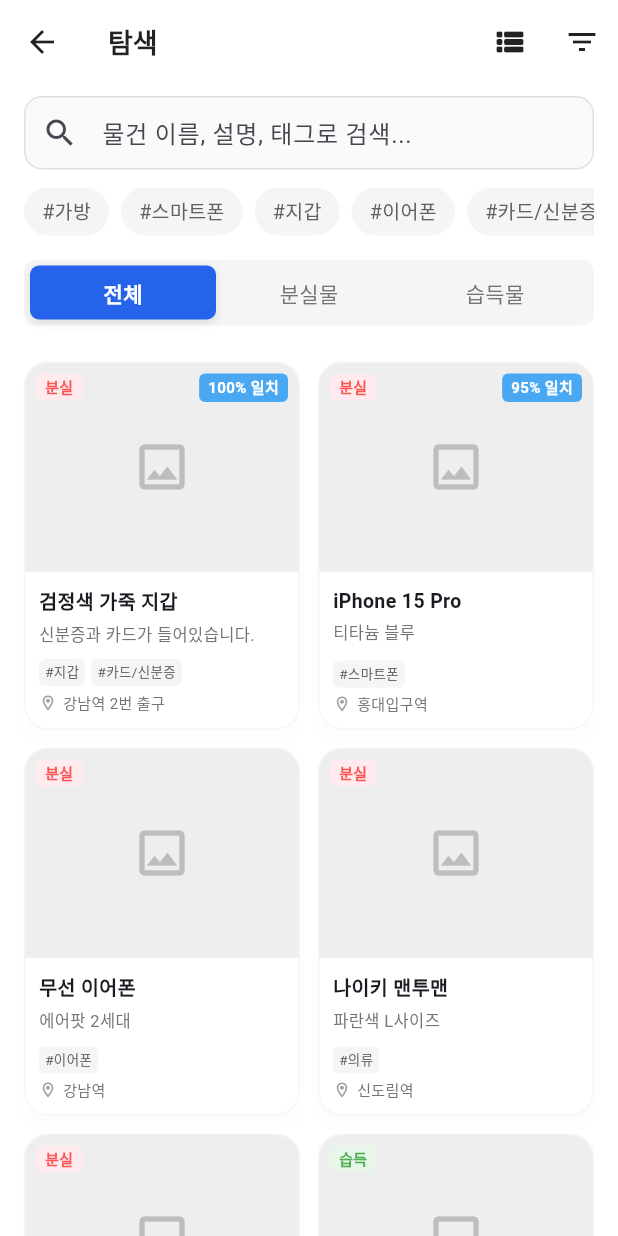
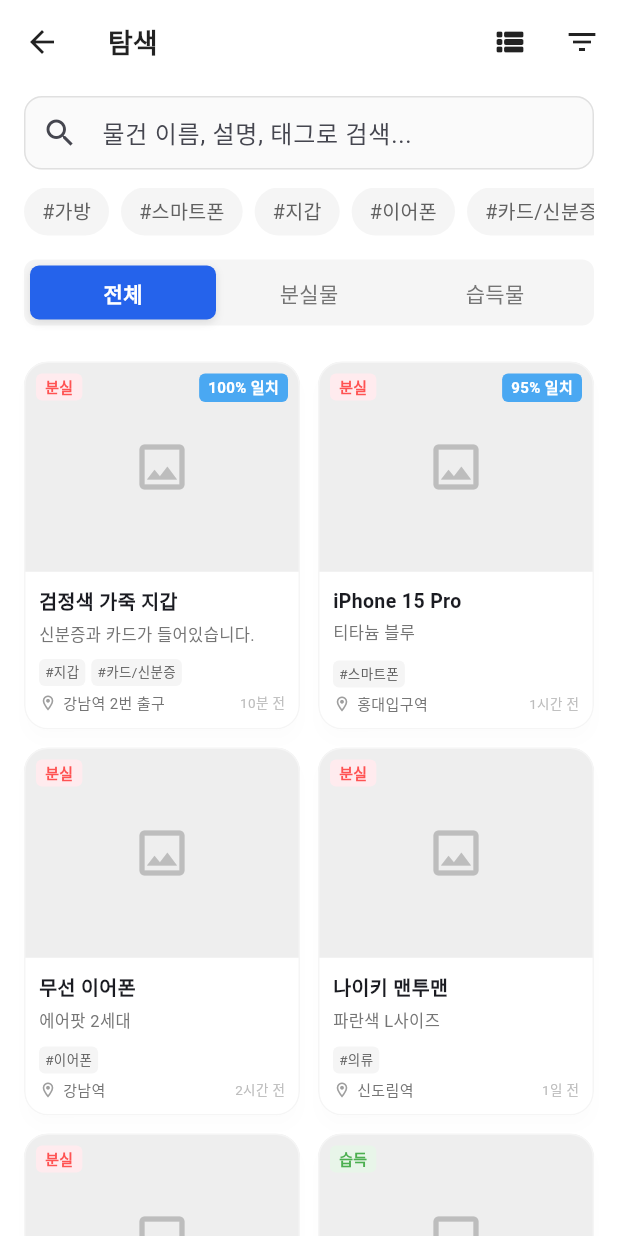
Before and after one commit to chatda-cloud/chatda-cloud-FE, a Flutter app: the SearchScreen screen opened directly, on a phone screen of 412 x 824 dp. Run offline on Flutter 3.47's test engine with Material 3 defaults, Android fonts, the phone set to English and light mode, and no system bars; our stand-ins replace flutter_riverpod.

Commit message:
feat: 홈/탐색 탭 아이템 카드에 타임스탬프 표시 추가

```diff
--- a/lib/features/home/home_screen.dart
+++ b/lib/features/home/home_screen.dart
@@ -62,6 +62,7 @@ class _HomeScreenState extends State<HomeScreen> {
                     title: '검정색 가죽 지갑',
                     desc: '습득된 검정색 가죽 지갑과 매우 유사합니다.',
                     location: '강남역 2번 출구',
+                    time: '10분 전',
                     matchPercent: 100,
                     onTap: () => Navigator.push(context, MaterialPageRoute(builder: (_) => const MatchDetailScreen(
                       myItemTitle: '내 검정색 지갑', counterpartTitle: '습득된 검정색 가죽 지갑', similarityScore: 1.0, myTags: ['지갑', '가죽'], counterpartTags: ['지갑'],
@@ -71,6 +72,7 @@ class _HomeScreenState extends State<HomeScreen> {
                     title: 'iPhone 15 Pro',
                     desc: '등록하신 폰 정보와 일치하는 습득물이 있습니다.',
                     location: '홍대입구역 9번 출구',
+                    time: '1시간 전',
                     matchPercent: 95,
                     onTap: () => Navigator.push(context, MaterialPageRoute(builder: (_) => const MatchDetailScreen(
                       myItemTitle: 'iPhone 15 Pro', counterpartTitle: '스마트폰', similarityScore: 0.95, myTags: ['폰', '애플'], counterpartTags: ['스마트폰'],
@@ -80,18 +82,19 @@ class _HomeScreenState extends State<HomeScreen> {
                     title: '에어팟 3세대',
                     desc: '신촌역에서 습득된 무선 이어폰과 유사합니다.',
                     location: '신촌역',
+                    time: '2시간 전',
                     matchPercent: 80,
                     onTap: () => Navigator.push(context, MaterialPageRoute(builder: (_) => const MatchDetailScreen(
                       myItemTitle: '에어팟', counterpartTitle: '무선 이어폰', similarityScore: 0.8,
                     ))),
                   ),
-                  _buildVerticalMatchCard(title: '파란색 우산', desc: '비슷한 파란색 우산이 서울역 분실물 센터에 보관 중입니다.', location: '서울역', matchPercent: 75, onTap: (){}),
-                  _buildVerticalMatchCard(title: '갈색 크로스백', desc: '색상이 일치하는 가방이 습득되었습니다.', location: '여의도', matchPercent: 60, onTap: (){}),
+                  _buildVerticalMatchCard(title: '파란색 우산', desc: '비슷한 파란색 우산이 서울역 분실물 센터에 보관 중입니다.', location: '서울역', time: '3시간 전', matchPercent: 75, onTap: (){}),
+                  _buildVerticalMatchCard(title: '갈색 크로스백', desc: '색상이 일치하는 가방이 습득되었습니다.', location: '여의도', time: '5시간 전', matchPercent: 60, onTap: (){}),
 
                   if (_isExpanded) ...[
-                    _buildVerticalMatchCard(title: '검정 뿔테 안경', desc: '도서관에서 습득된 안경과 특징이 유사합니다.', location: '시립도서관', matchPercent: 55, onTap: (){}),
-                    _buildVerticalMatchCard(title: '샤오미 보조배터리', desc: '버스에서 분실된 물품과 동일한 모델입니다.', location: '버스 분실물센터', matchPercent: 50, onTap: (){}),
-                    _buildVerticalMatchCard(title: '회색 니트 목도리', desc: '카페에 보관 중인 목도리와 색상이 같습니다.', location: '스타벅스 강남본점', matchPercent: 40, onTap: (){}),
+                    _buildVerticalMatchCard(title: '검정 뿔테 안경', desc: '도서관에서 습득된 안경과 특징이 유사합니다.', location: '시립도서관', time: '1일 전', matchPercent: 55, onTap: (){}),
+                    _buildVerticalMatchCard(title: '샤오미 보조배터리', desc: '버스에서 분실된 물품과 동일한 모델입니다.', location: '버스 분실물센터', time: '1일 전', matchPercent: 50, onTap: (){}),
+                    _buildVerticalMatchCard(title: '회색 니트 목도리', desc: '카페에 보관 중인 목도리와 색상이 같습니다.', location: '스타벅스 강남본점', time: '2일 전', matchPercent: 40, onTap: (){}),
                   ],
 
                   // 더보기 / 접기 버튼을 카드 리스트 맨 밑으로 이동
@@ -130,6 +133,7 @@ class _HomeScreenState extends State<HomeScreen> {
     required String title,
     required String desc,
     required String location,
+    required String time,
     required int matchPercent,
     required VoidCallback onTap,
   }) {
@@ -179,10 +183,16 @@ class _HomeScreenState extends State<HomeScreen> {
                     Text(desc, style: TextStyle(color: Colors.grey.shade700, fontSize: 13), maxLines: 2, overflow: TextOverflow.ellipsis),
                     const SizedBox(height: 8),
                     Row(
+                      mainAxisAlignment: MainAxisAlignment.spaceBetween,
                       children: [
-                        Icon(Icons.location_on, size: 14, color: Colors.grey.shade500),
-                        const SizedBox(width: 4),
-                        Expanded(child: Text(location, style: TextStyle(color: Colors.grey.shade600, fontSize: 12), maxLines: 1, overflow: TextOverflow.ellipsis)),
+                        Row(
+                          children: [
+                            Icon(Icons.location_on, size: 14, color: Colors.grey.shade500),
+                            const SizedBox(width: 4),
+                            Text(location, style: TextStyle(color: Colors.grey.shade600, fontSize: 12), maxLines: 1, overflow: TextOverflow.ellipsis),
+                          ],
+                        ),
+                        Text(time, style: TextStyle(color: Colors.grey.shade400, fontSize: 11)),
                       ],
                     ),
                   ],
--- a/lib/features/search/search_screen.dart
+++ b/lib/features/search/search_screen.dart
@@ -245,18 +245,18 @@ class _SearchScreenState extends State<SearchScreen> {
     // 임시 데이터. 다양한 태그 포함
     final List<Map<String, dynamic>> allItems = [];
     if (_selectedTab == 0 || _selectedTab == 1) {
-      allItems.add({'type': 'lost', 'title': '검정색 가죽 지갑', 'desc': '신분증과 카드가 들어있습니다.', 'loc': '강남역 2번 출구', 'date': '03.20', 'tags': ['지갑', '카드/신분증'], 'match': 100});
-      allItems.add({'type': 'lost', 'title': 'iPhone 15 Pro', 'desc': '티타늄 블루', 'loc': '홍대입구역', 'date': '03.21', 'tags': ['스마트폰'], 'match': 95});
-      allItems.add({'type': 'lost', 'title': '무선 이어폰', 'desc': '에어팟 2세대', 'loc': '강남역', 'date': '03.19', 'tags': ['이어폰'], 'match': 0});
-      allItems.add({'type': 'lost', 'title': '나이키 맨투맨', 'desc': '파란색 L사이즈', 'loc': '신도림역', 'date': '03.22', 'tags': ['의류'], 'match': 0});
-      allItems.add({'type': 'lost', 'title': '갈색 백팩', 'desc': '노트북이 들어있어요', 'loc': '서울역', 'date': '03.18', 'tags': ['가방'], 'match': 0});
+      allItems.add({'type': 'lost', 'title': '검정색 가죽 지갑', 'desc': '신분증과 카드가 들어있습니다.', 'loc': '강남역 2번 출구', 'date': '03.20', 'time': '10분 전', 'tags': ['지갑', '카드/신분증'], 'match': 100});
+      allItems.add({'type': 'lost', 'title': 'iPhone 15 Pro', 'desc': '티타늄 블루', 'loc': '홍대입구역', 'date': '03.21', 'time': '1시간 전', 'tags': ['스마트폰'], 'match': 95});
+      allItems.add({'type': 'lost', 'title': '무선 이어폰', 'desc': '에어팟 2세대', 'loc': '강남역', 'date': '03.19', 'time': '2시간 전', 'tags': ['이어폰'], 'match': 0});
+      allItems.add({'type': 'lost', 'title': '나이키 맨투맨', 'desc': '파란색 L사이즈', 'loc': '신도림역', 'date': '03.22', 'time': '1일 전', 'tags': ['의류'], 'match': 0});
+      allItems.add({'type': 'lost', 'title': '갈색 백팩', 'desc': '노트북이 들어있어요', 'loc': '서울역', 'date': '03.18', 'time': '2일 전', 'tags': ['가방'], 'match': 0});
     }
     if (_selectedTab == 0 || _selectedTab == 2) {
-      allItems.add({'type': 'found', 'title': '가죽 지갑', 'desc': '가죽 지갑 주웠습니다.', 'loc': '강남역 3번 출구', 'date': '03.20', 'tags': ['지갑'], 'match': 0});
-      allItems.add({'type': 'found', 'title': '스마트폰', 'desc': '화면 금간 아이폰', 'loc': '홍대입구역', 'date': '03.21', 'tags': ['스마트폰'], 'match': 0});
-      allItems.add({'type': 'found', 'title': '투명 우산', 'desc': '편의점 우산', 'loc': '사당역', 'date': '03.22', 'tags': ['우산'], 'match': 0});
-      allItems.add({'type': 'found', 'title': '학생증 카드', 'desc': '한국대 학생증 잃어버리신분', 'loc': '강남역 버스정류장', 'date': '03.23', 'tags': ['카드/신분증'], 'match': 0});
-      allItems.add({'type': 'found', 'title': '소니 노이즈캔슬링', 'desc': '헤드폰 습득', 'loc': '신촌역', 'date': '03.24', 'tags': ['이어폰'], 'match': 0});
+      allItems.add({'type': 'found', 'title': '가죽 지갑', 'desc': '가죽 지갑 주웠습니다.', 'loc': '강남역 3번 출구', 'date': '03.20', 'time': '5분 전', 'tags': ['지갑'], 'match': 0});
+      allItems.add({'type': 'found', 'title': '스마트폰', 'desc': '화면 금간 아이폰', 'loc': '홍대입구역', 'date': '03.21', 'time': '1시간 전', 'tags': ['스마트폰'], 'match': 0});
+      allItems.add({'type': 'found', 'title': '투명 우산', 'desc': '편의점 우산', 'loc': '사당역', 'date': '03.22', 'time': '3시간 전', 'tags': ['우산'], 'match': 0});
+      allItems.add({'type': 'found', 'title': '학생증 카드', 'desc': '한국대 학생증 잃어버리신분', 'loc': '강남역 버스정류장', 'date': '03.23', 'time': '1일 전', 'tags': ['카드/신분증'], 'match': 0});
+      allItems.add({'type': 'found', 'title': '소니 노이즈캔슬링', 'desc': '헤드폰 습득', 'loc': '신촌역', 'date': '03.24', 'time': '3일 전', 'tags': ['이어폰'], 'match': 0});
     }
 
     // 태그 필터링
@@ -317,12 +317,12 @@ class _SearchScreenState extends State<SearchScreen> {
           if (item['type'] == 'lost') {
             return LostItemCard(
               title: item['title'], desc: item['desc'], location: item['loc'],
-              date: item['date'], tags: List<String>.from(item['tags']), matchPercent: item['match']
+              date: item['date'], time: item['time'], tags: List<String>.from(item['tags']), matchPercent: item['match']
             );
           } else {
             return FoundItemCard(
               title: item['title'], desc: item['desc'], location: item['loc'],
-              date: item['date'], tags: List<String>.from(item['tags'])
+              date: item['date'], time: item['time'], tags: List<String>.from(item['tags'])
             );
           }
         },
```
Also changed, not shown: lib/common/widgets/item_card.dart (+16 -2 lines).
